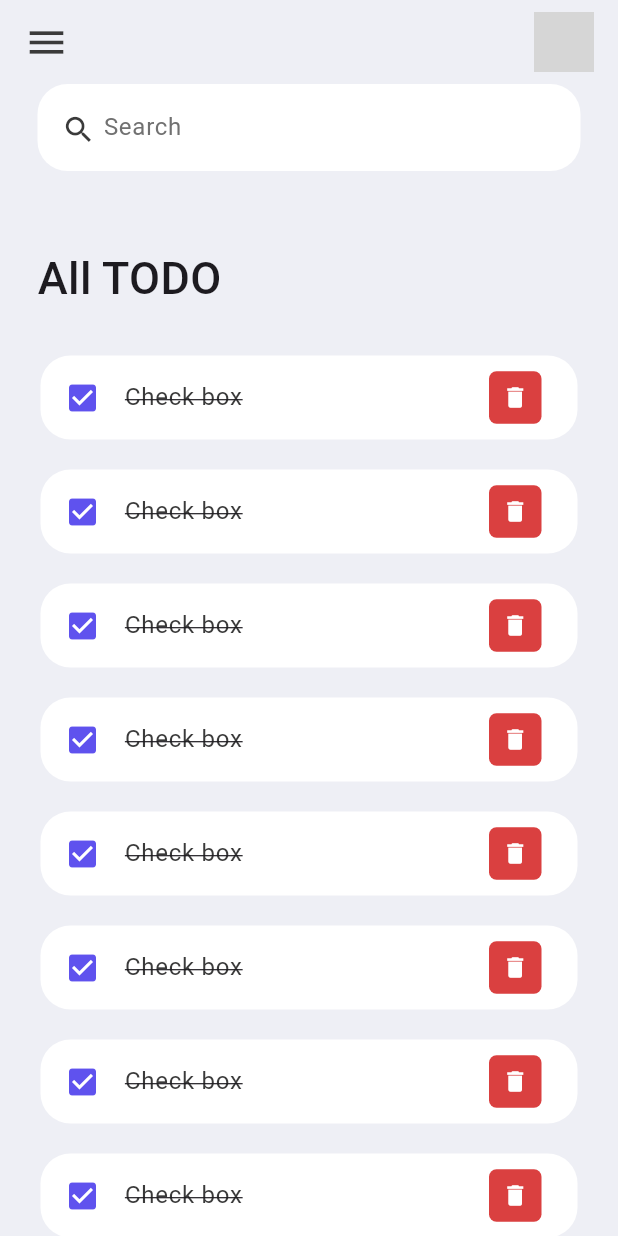
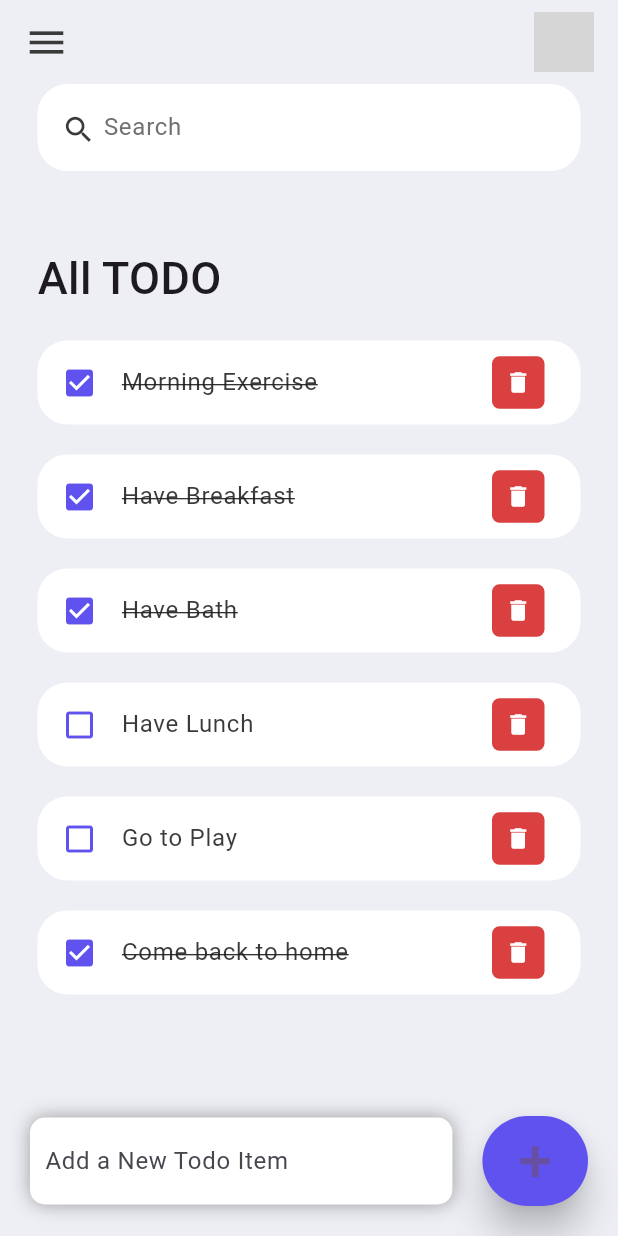
Before and after one commit to Rakibul-Islam-Nahim/to_do_flutter, a Flutter app: the screen it shows after launch, on a phone screen of 412 x 824 dp. Run offline on Flutter 3.47's test engine with Material 3 defaults, Android fonts, the light colour scheme and no system bars; grey boxes are pictures that could not be loaded.

Commit message:
today's last part

```diff
--- a/lib/home.dart
+++ b/lib/home.dart
@@ -1,5 +1,6 @@
 import 'package:flutter/material.dart';
 import 'package:nahim_first_kamla/constants/colors.dart';
+import 'package:nahim_first_kamla/listITem/actionMaintain.dart';
 import 'package:nahim_first_kamla/listITem/toDoItem.dart';
 
 class Home extends StatefulWidget {
@@ -10,14 +11,69 @@ class Home extends StatefulWidget {
 }
 
 class _HomeState extends State<Home> {
+  void _todoChangeState(ToDo todo) {
+    setState(() {
+      todo.isDone = !todo.isDone;
+    });
+  }
+
   @override
   Widget build(BuildContext context) {
     return Scaffold(
       backgroundColor: mkBGColor,
       appBar: _buildAppBar(),
-      body: _buildBody(),
+      body: Stack(
+        children: [
+          _buildBody(),
+          Align(
+            alignment: Alignment.bottomCenter,
+            child: Row(
+              children: [
+                Expanded(
+                  child: Container(
+                    padding: EdgeInsets.symmetric(horizontal: 10, vertical: 5),
+                    margin: EdgeInsets.only(bottom: 20, right: 20, left: 20),
+                    decoration: BoxDecoration(
+                      color: Colors.white,
+                      boxShadow: const [
+                        BoxShadow(
+                          color: Colors.grey,
+                          offset: Offset(0.0, 0.0),
+                          blurRadius: 10.0,
+                          spreadRadius: 0.0,
+                        ),
+                      ],
+                      borderRadius: BorderRadius.circular(10),
+                    ),
+                    child: TextField(
+                      decoration: InputDecoration(
+                        hintText: 'Add a New Todo Item',
+                        border: InputBorder.none,
+                      ),
+                    ),
+                  ),
+                ),
+                Container(
+                  margin: EdgeInsets.only(bottom: 20, right: 20),
+                  child: ElevatedButton(
+                    child: Text(
+                      '+',
+                      style: TextStyle(fontSize: 40),
+                    ),
+                    onPressed: () {},
+                    style: ElevatedButton.styleFrom(
+                      backgroundColor: mkBlue,
+                      minimumSize: Size(60, 60),
+                      elevation: 10,
+                    ),
+                  ),
+                ),
+              ],
+            ),
+          ),
+        ],
+      ),
     );
-  }
   }
 
   AppBar _buildAppBar() {
@@ -46,6 +102,7 @@ AppBar _buildAppBar() {
   }
 
   Container _buildBody() {
+    final todoList = ToDo.toDoList();
     return Container(
       padding: const EdgeInsets.symmetric(horizontal: 25),
       child: Column(
@@ -85,38 +142,12 @@ Container _buildBody() {
                     ),
                   ),
                 ),
-              ToDoitem(),
-              ToDoitem(),
-              ToDoitem(),
-              ToDoitem(),
-               ToDoitem(),
-              ToDoitem(),
-              ToDoitem(),
-              ToDoitem(),
-               ToDoitem(),
-              ToDoitem(),
-              ToDoitem(),
-              ToDoitem(),
-               ToDoitem(),
-              ToDoitem(),
-              ToDoitem(),
-              ToDoitem(),
-               ToDoitem(),
-              ToDoitem(),
-              ToDoitem(),
-              ToDoitem(),
-               ToDoitem(),
-              ToDoitem(),
-              ToDoitem(),
-              ToDoitem(),
-               ToDoitem(),
-              ToDoitem(),
-              ToDoitem(),
-              ToDoitem(),
-               ToDoitem(),
-              ToDoitem(),
-              ToDoitem(),
-              ToDoitem(),
+                for (ToDo todoEach in todoList)
+                  ToDoitem(
+                    todo: todoEach,
+                    onToDoChange: _todoChangeState,
+                    onToDoDelete: (){},
+                  )
               ],
             ),
           ),
@@ -124,3 +155,4 @@ Container _buildBody() {
       ),
     );
   }
+}
--- /dev/null
+++ b/lib/listITem/actionMaintain.dart
@@ -0,0 +1,22 @@
+class ToDo {
+  String id;
+  String todotext;
+  bool isDone;
+
+  ToDo({
+    required this.id,
+    required this.todotext,
+    this.isDone = false,
+  });
+
+  static List<ToDo> toDoList() {
+    return [
+      ToDo(id:'01',todotext: 'Morning Exercise',isDone: true),
+      ToDo(id:'02',todotext: 'Have Breakfast',isDone: true),
+      ToDo(id:'03',todotext: 'Have Bath',isDone: true),
+      ToDo(id:'04',todotext: 'Have Lunch',isDone: false),
+      ToDo(id:'05',todotext: 'Go to Play',isDone: false),
+      ToDo(id:'06',todotext: 'Come back to home',isDone: true),
+    ];
+  }
+}
--- a/lib/listITem/toDoItem.dart
+++ b/lib/listITem/toDoItem.dart
@@ -2,27 +2,36 @@ import 'dart:math';
 
 import 'package:flutter/material.dart';
 import 'package:nahim_first_kamla/constants/colors.dart';
+import 'package:nahim_first_kamla/listITem/actionMaintain.dart';
 
 class ToDoitem extends StatelessWidget {
-  const ToDoitem({super.key});
+  final ToDo todo;
+  final dynamic onToDoChange;
+  final dynamic onToDoDelete;
+  const ToDoitem({super.key, required this.todo, this.onToDoChange, this.onToDoDelete});
 
   @override
   Widget build(BuildContext context) {
     return Container(
-      padding: EdgeInsets.symmetric(horizontal: 2,vertical: 10),
+      margin: EdgeInsets.only(bottom: 20),
       child: ListTile(
-        onTap: () {},
+        onTap: () {
+          onToDoChange(todo);
+        },
         shape: RoundedRectangleBorder(
           borderRadius: BorderRadius.circular(20),
         ),
         tileColor: Colors.white,
-        leading: Icon(Icons.check_box, color: mkBlue),
+        leading: Icon(
+          todo.isDone? Icons.check_box:Icons.check_box_outline_blank,
+          color: mkBlue,
+        ),
         title: Text(
-          'Check box',
+          todo.todotext,
           style: TextStyle(
             color: mkBlack,
             fontSize: 16,
-            decoration: TextDecoration.lineThrough,
+            decoration: todo.isDone ? TextDecoration.lineThrough : null,
           ),
         ),
         trailing: Container(
@@ -38,7 +47,7 @@ class ToDoitem extends StatelessWidget {
             color: Colors.white,
             iconSize: 18,
             icon: Icon(Icons.delete),
-            onPressed: (){},
+            onPressed: () {},
           ),
         ),
       ),
--- a/lib/main.dart
+++ b/lib/main.dart
@@ -15,7 +15,7 @@ class MyApp extends StatelessWidget {
     SystemChrome.setSystemUIOverlayStyle(
       const SystemUiOverlayStyle(statusBarColor: Colors.transparent),
     );
-    return const MaterialApp(
+    return MaterialApp(
       debugShowCheckedModeBanner: false,
       title: 'To do App',
       home: Home(),
```
Lines whose indentation alone changed are shown as unchanged.
